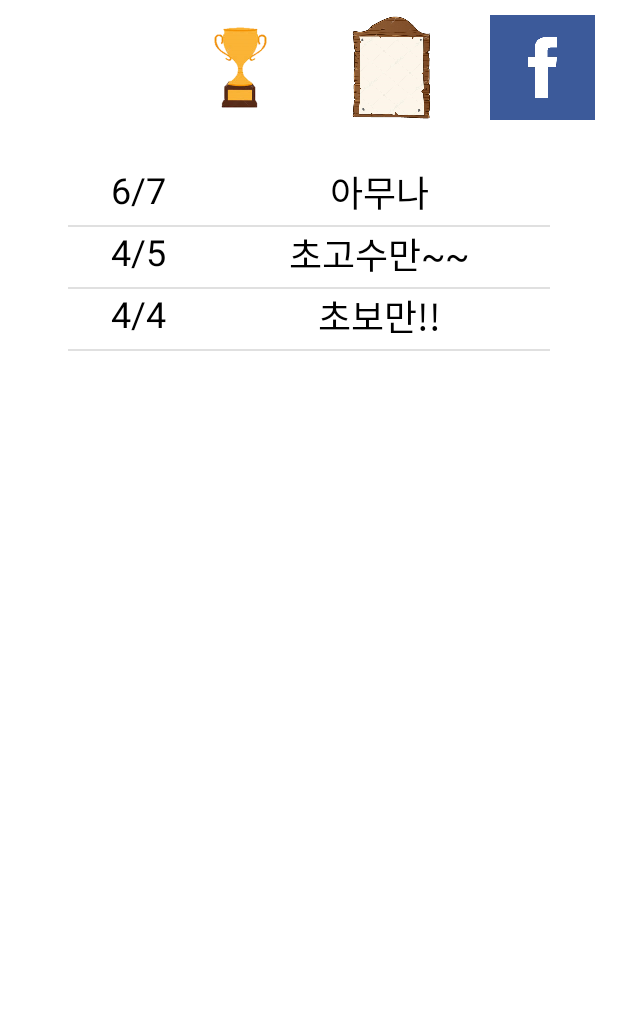
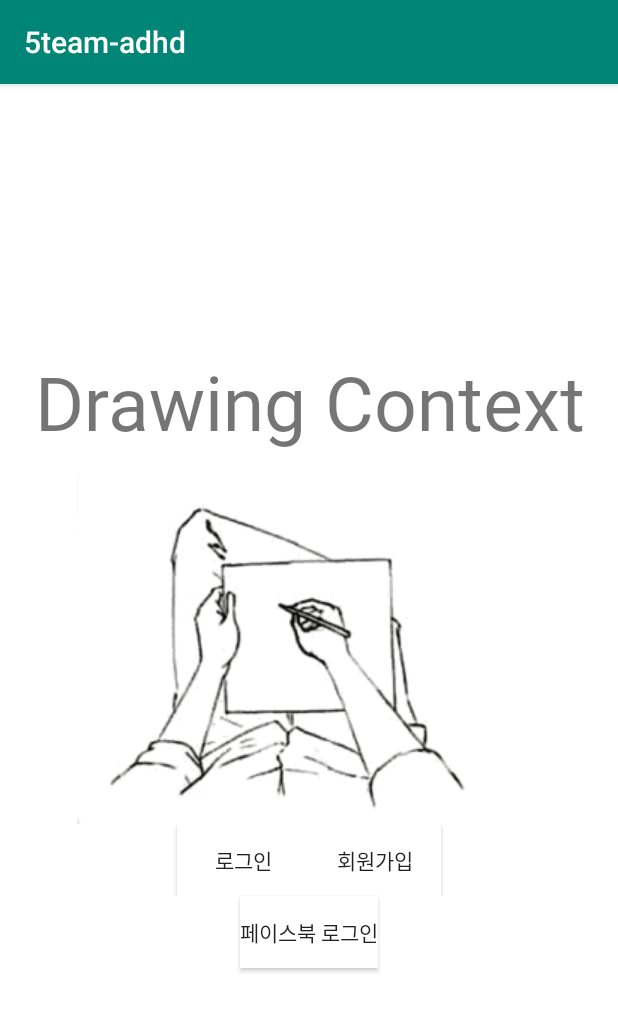
Before and after one commit to ehdghks316/5team-adhd, an Android app: the screen it shows after launch (MainActivity), on a phone screen of 412 x 824 dp. Shown: the top 1012 px of the screen. Run offline under Robolectric (Android 15) with nearby library versions, the phone set to English and light mode, and no system bars; 2 statements that could not run were skipped.

Commit message:
로그인, 회원가입, 메인 추가

```diff
--- a/app/build.gradle
+++ b/app/build.gradle
@@ -28,6 +28,7 @@ dependencies {
     implementation 'com.android.support:appcompat-v7:28.0.0'
     implementation 'com.android.support.constraint:constraint-layout:1.1.3'
     testImplementation 'junit:junit:4.12'
+    implementation 'com.github.bumptech.glide:glide:3.7.0'
     androidTestImplementation 'com.android.support.test:runner:1.0.2'
     androidTestImplementation 'com.android.support.test.espresso:espresso-core:3.0.2'
 }
--- a/app/src/main/java/com/example/a5team_adhd/MainActivity.java
+++ b/app/src/main/java/com/example/a5team_adhd/MainActivity.java
@@ -1,50 +1,24 @@
 package com.example.a5team_adhd;
 
-import android.app.Activity;
-import android.support.v4.content.ContextCompat;
 import android.support.v7.app.AppCompatActivity;
 import android.os.Bundle;
-import android.widget.ListView;
+import android.widget.ImageView;
 
-public class MainActivity extends Activity {
+import com.bumptech.glide.Glide;
+import com.bumptech.glide.request.target.GlideDrawableImageViewTarget;
+
+public class MainActivity extends AppCompatActivity {
+
+    @Override
+    protected void onCreate(Bundle savedInstanceState) {
+        super.onCreate(savedInstanceState);
+        setContentView(R.layout.activity_main);
+        ImageView drawing = (ImageView)findViewById(R.id.drawing2);
+        //iv.setImageResource(R.drawable.img);
+        //Glide.with(this).load(R.drawable.img).into(iv);
+        GlideDrawableImageViewTarget imageViewTarget = new GlideDrawableImageViewTarget(drawing);
+        Glide.with(this).load(R.drawable.drawing).into(imageViewTarget);
 
 
-    private ListView listview ;
-
-    private ListViewAdapter adapter;
-
-    private int[] img = {R.drawable.p1,R.drawable.p2,R.drawable.p3};
-
-    private String[] Title = {"6/7","4/5","4/4"};
-
-    private String[] Context = {"아무나","초고수만~~","초보만!!"};
-
-    @Override
-
-    protected void onCreate(Bundle savedInstanceState) {
-
-        super.onCreate(savedInstanceState);
-
-        setContentView(R.layout.activity_main);
-
-//변수 초기화
-
-        adapter = new ListViewAdapter();
-
-        listview = (ListView) findViewById(R.id.List_view);
-
-//어뎁터 할당
-
-        listview.setAdapter(adapter);
-
-//adapter를 통한 값 전달
-
-        for(int i=0; i<img.length;i++){
-
-            adapter.addVO(ContextCompat.getDrawable(this,img[i]),Title[i],Context[i]);
-
-        }
-
     }
-
 }
--- a/app/src/main/res/layout/activity_main.xml
+++ b/app/src/main/res/layout/activity_main.xml
@@ -1,51 +1,56 @@
 <?xml version="1.0" encoding="utf-8"?>
 <LinearLayout xmlns:android="http://schemas.android.com/apk/res/android"
-              xmlns:app="http://schemas.android.com/apk/res-auto"
+              xmlns:tools="http://schemas.android.com/tools"
               android:layout_width="match_parent"
               android:layout_height="match_parent"
-              android:background="@color/color2"
+              android:background="#ffffff"
+              tools:context=".MainActivity"
+              android:gravity="center"
               android:orientation="vertical">
 
+
+    <TextView
+            android:textSize="50dp"
+            android:text="Drawing Context"
+            android:layout_width="match_parent"
+            android:layout_height="wrap_content"
+            android:textAlignment="center"
+            android:fontFamily="@font/hoonyunpilsupkyukr"/>
+    <ImageView
+            android:id="@+id/drawing2"
+            android:layout_width="match_parent"
+            android:layout_height="wrap_content"
+            android:src="@drawable/drawing" />
+
     <LinearLayout
-            android:layout_width="302dp"
+            android:layout_width="match_parent"
             android:layout_height="wrap_content"
-            android:layout_gravity="right"
-            android:layout_marginTop="10dp"
-            android:layout_marginBottom="30dp"
-            android:orientation="horizontal">
+            android:orientation="horizontal"
+            android:gravity="center">
+        <Button
+                android:fontFamily="@font/hoonyunpilsupkyukr"
+                android:text="로그인"
+                android:background="#ffffff"
+                android:layout_width="wrap_content"
+                android:layout_height="wrap_content" />
+        <Button
+                android:fontFamily="@font/hoonyunpilsupkyukr"
+                android:text="회원가입"
+                android:background="#ffffff"
+                android:layout_width="wrap_content"
+                android:layout_height="wrap_content" />
 
-        <ImageView
-                android:id="@+id/imageView3"
-                android:layout_width="50dp"
-                android:layout_height="70dp"
-                android:layout_weight="1"
-                android:background="#00ffffff"
-                android:src="@drawable/tropy3" />
+    </LinearLayout>
+
+    <Button
+            android:fontFamily="@font/hoonyunpilsupkyukr"
+            android:text="페이스북 로그인"
+            android:background="#ffffff"
+            android:layout_width="wrap_content"
+            android:layout_height="wrap_content" />
 
 
-        <ImageView
-                android:id="@+id/imageView4"
-                android:layout_width="50dp"
-                android:layout_height="70dp"
-                android:layout_weight="1"
-                android:background="#00ffffff"
-                android:src="@drawable/board3" />
 
-        <ImageView
-                android:id="@+id/imageView5"
-                android:layout_width="50dp"
-                android:layout_height="70dp"
-                android:layout_weight="1"
-                android:background="#00ffffff"
-                android:src="@drawable/facebook4" />
-    </LinearLayout>
 
-    <ListView
-            android:id="@+id/List_view"
-            android:layout_width="321dp"
-            android:layout_height="566dp"
-            android:layout_gravity="center">
-
-    </ListView>
 
 </LinearLayout>
```
Also changed, not shown: app/src/main/java/com/example/a5team_adhd/room.java (added, +50 -0 lines), app/src/main/res/font/fontfamily.xml (added, +10 -0 lines), app/src/main/res/layout/login.xml (added, +59 -0 lines), app/src/main/res/layout/membership.xml (added, +105 -0 lines), app/src/main/res/layout/room.xml (added, +51 -0 lines), app/src/main/res/drawable/drawing.gif (added), 1 other file.
